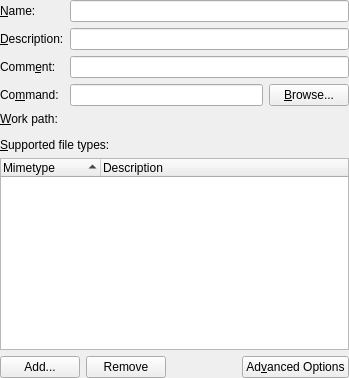
First picture: the form in src/widgets/kpropertiesdesktopbase.ui, repository KDE/kio, before the edit.
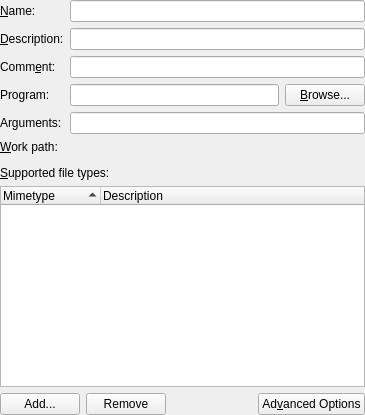
Second picture: the form after the edit. Custom widgets are drawn as their Qt base class.

Commit message:
KPropertiesDialog: Split single command entry box into separate exec and args
The desktop entry "Exec" states:
"A command line consists of an executable program optionally followed by
one or more arguments."

By having a single entry "command" encourages users to write shell
commands like "FOO=123 someApp" rather than a legal "/bin/env FOO=123
someApp". This happens to work for things launched by KIO but it is not
universal and leads to breakages in cross desktop code.

This patch adopts the pattern used in kdevelop/hotspot/tools where we
explicitly ask for executable and arguments.

```diff
--- a/src/widgets/kpropertiesdesktopbase.ui
+++ b/src/widgets/kpropertiesdesktopbase.ui
@@ -2,6 +2,14 @@
 <ui version="4.0">
  <class>KPropertiesDesktopBase</class>
  <widget class="QWidget" name="KPropertiesDesktopBase">
+  <property name="geometry">
+   <rect>
+    <x>0</x>
+    <y>0</y>
+    <width>365</width>
+    <height>415</height>
+   </rect>
+  </property>
   <layout class="QVBoxLayout" name="verticalLayout">
    <property name="margin">
     <number>0</number>
@@ -84,7 +92,7 @@
 %k - the location of the .desktop file</string>
        </property>
        <property name="text">
-        <string>Co&amp;mmand:</string>
+        <string>Program:</string>
        </property>
        <property name="buddy">
         <cstring>commandEdit</cstring>
@@ -122,7 +130,7 @@
        </item>
       </layout>
      </item>
-     <item row="4" column="0">
+     <item row="5" column="0">
       <widget class="QLabel" name="textLabel5">
        <property name="whatsThis">
         <string>Sets the working directory for your application.</string>
@@ -135,13 +143,23 @@
        </property>
       </widget>
      </item>
-     <item row="4" column="1">
+     <item row="5" column="1">
       <widget class="KUrlRequester" name="pathEdit">
        <property name="whatsThis">
         <string>Sets the working directory for your application.</string>
        </property>
       </widget>
      </item>
+     <item row="4" column="0">
+      <widget class="QLabel" name="label">
+       <property name="text">
+        <string>Arguments:</string>
+       </property>
+      </widget>
+     </item>
+     <item row="4" column="1">
+      <widget class="QLineEdit" name="argumentsEdit"/>
+     </item>
     </layout>
    </item>
    <item>
```
Left out of the diff: 7 changed lines with no effect on the pictures. The commit also changes 1 other file.
